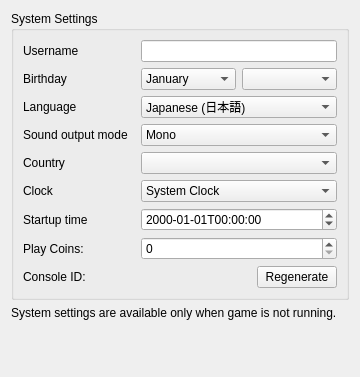
This is src/citra_qt/configuration/configure_system.ui in PabloMK7/citra as Qt 5 draws it before an edit. The edited form follows.
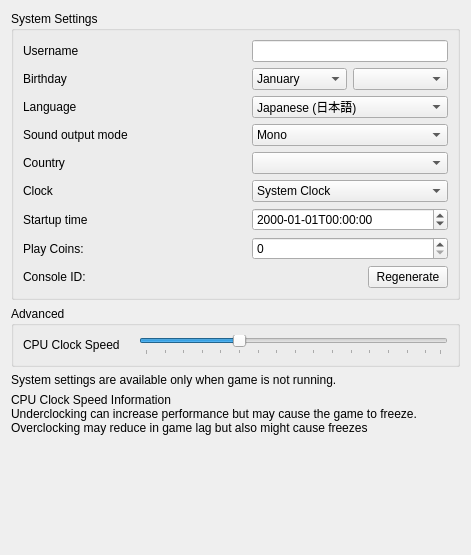
This is the edited form.

Commit message:
Add CPU Clock Frequency slider
This slider affects the number of cycles that the guest cpu emulation
reports that have passed since the last time slice. This option scales
the result returned by a percentage that the user selects. In some games
underclocking the CPU can give a major speedup. Exposing this as an
option will give users something to toy with for performance, while also
potentially enhancing games that experience lag on the real console

```diff
--- a/src/citra_qt/configuration/configure_system.ui
+++ b/src/citra_qt/configuration/configure_system.ui
@@ -6,8 +6,8 @@
    <rect>
     <x>0</x>
     <y>0</y>
-    <width>360</width>
-    <height>377</height>
+    <width>471</width>
+    <height>555</height>
    </rect>
   </property>
   <property name="windowTitle">
@@ -306,6 +306,63 @@
        </layout>
       </widget>
      </item>
+     <item>
+      <widget class="QGroupBox" name="groupBox">
+       <property name="title">
+        <string>Advanced</string>
+       </property>
+       <layout class="QGridLayout" name="gridLayout_2">
+        <item row="0" column="0">
+         <widget class="QLabel" name="label_3">
+          <property name="text">
+           <string>CPU Clock Speed</string>
+          </property>
+         </widget>
+        </item>
+        <item row="0" column="2">
+         <widget class="QSlider" name="slider_clock_speed">
+          <property name="toolTip">
+           <string>&lt;html&gt;&lt;body&gt;Changes the emulated CPU clock frequency.&lt;br&gt;Underclocking can increase performance but may cause the game to freeze.&lt;br&gt;Overclocking may reduce in game lag but also might cause freezes&lt;/body&gt;&lt;/html&gt;</string>
+          </property>
+          <property name="minimum">
+           <number>0</number>
+          </property>
+          <property name="maximum">
+           <number>79</number>
+          </property>
+          <property name="singleStep">
+           <number>5</number>
+          </property>
+          <property name="pageStep">
+           <number>15</number>
+          </property>
+          <property name="value">
+           <number>25</number>
+          </property>
+          <property name="orientation">
+           <enum>Qt::Horizontal</enum>
+          </property>
+          <property name="tickPosition">
+           <enum>QSlider::TicksBelow</enum>
+          </property>
+         </widget>
+        </item>
+        <item row="0" column="1">
+         <widget class="QLabel" name="clock_display_label">
+          <property name="text">
+           <string/>
+          </property>
+          <property name="alignment">
+           <set>Qt::AlignRight|Qt::AlignTrailing|Qt::AlignVCenter</set>
+          </property>
+         </widget>
+        </item>
+       </layout>
+      </widget>
+     </item>
+     <item>
+      <layout class="QHBoxLayout" name="horizontalLayout_2"/>
+     </item>
      <item>
       <widget class="QLabel" name="label_disable_info">
        <property name="text">
@@ -316,6 +373,16 @@
        </property>
       </widget>
      </item>
+     <item>
+      <widget class="QLabel" name="label_cpu_clock_info">
+       <property name="text">
+        <string>&lt;html&gt;&lt;head/&gt;&lt;body&gt;&lt;p&gt;CPU Clock Speed Information&lt;br/&gt;Underclocking can increase performance but may cause the game to freeze.&lt;br/&gt;Overclocking may reduce in game lag but also might cause freezes&lt;/p&gt;&lt;/body&gt;&lt;/html&gt;</string>
+       </property>
+       <property name="textFormat">
+        <enum>Qt::RichText</enum>
+       </property>
+      </widget>
+     </item>
      <item>
       <spacer name="verticalSpacer">
        <property name="orientation">
```
Left out of the diff: 3 changed lines with no effect on the pictures. The commit also changes 14 other files.
